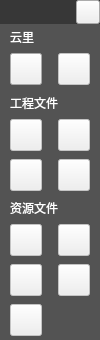
Above: src/MyWidgets/loginwidget.ui from leoxxw/myshotcut before the change. Below: the same form after it.
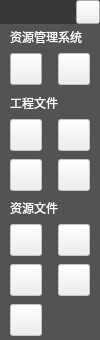
That is the form after the change. Icons and pictures are not drawn.

Commit message: 修改了唯一实例是奔溃问题，修改了messagebox按钮显示英文，修改了云里位资源管理系统，测试了上次测试的bug，均已解决。

Patch:
```diff
--- a/src/MyWidgets/loginwidget.ui
+++ b/src/MyWidgets/loginwidget.ui
@@ -191,7 +191,7 @@
 color:#FFFFFF</string>
               </property>
               <property name="text">
-               <string>云里</string>
+               <string>资源管理系统</string>
               </property>
              </widget>
             </item>
```
Left out of the diff: 2 changed lines with no effect on the pictures. The commit also changes 6 other files.
